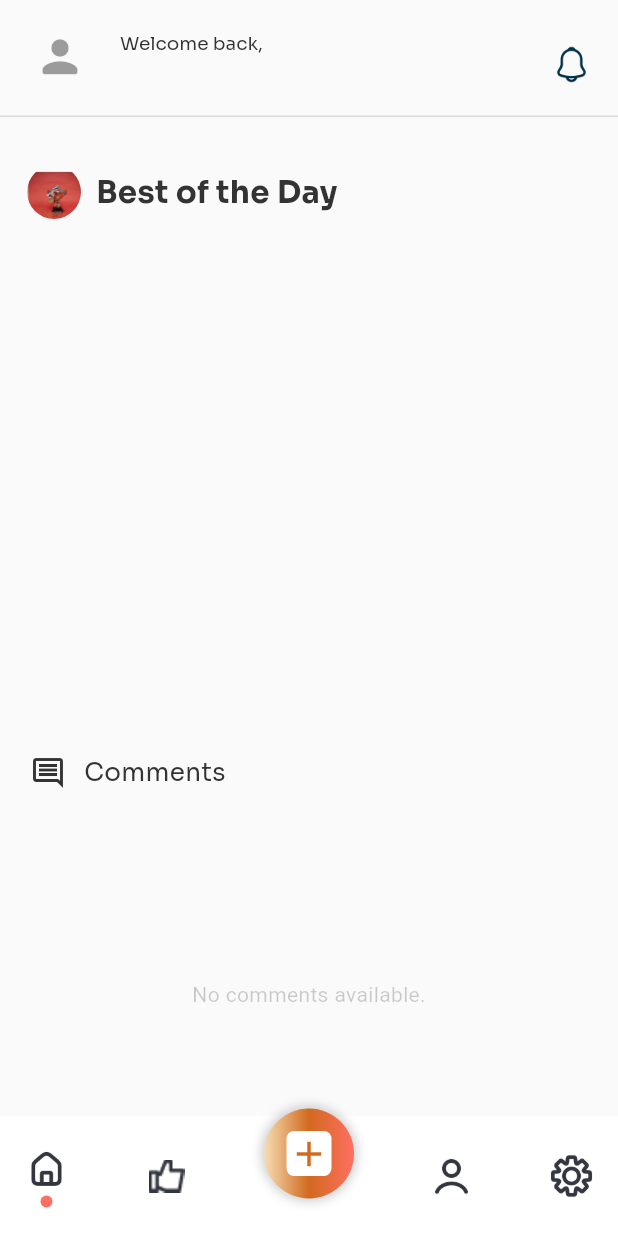
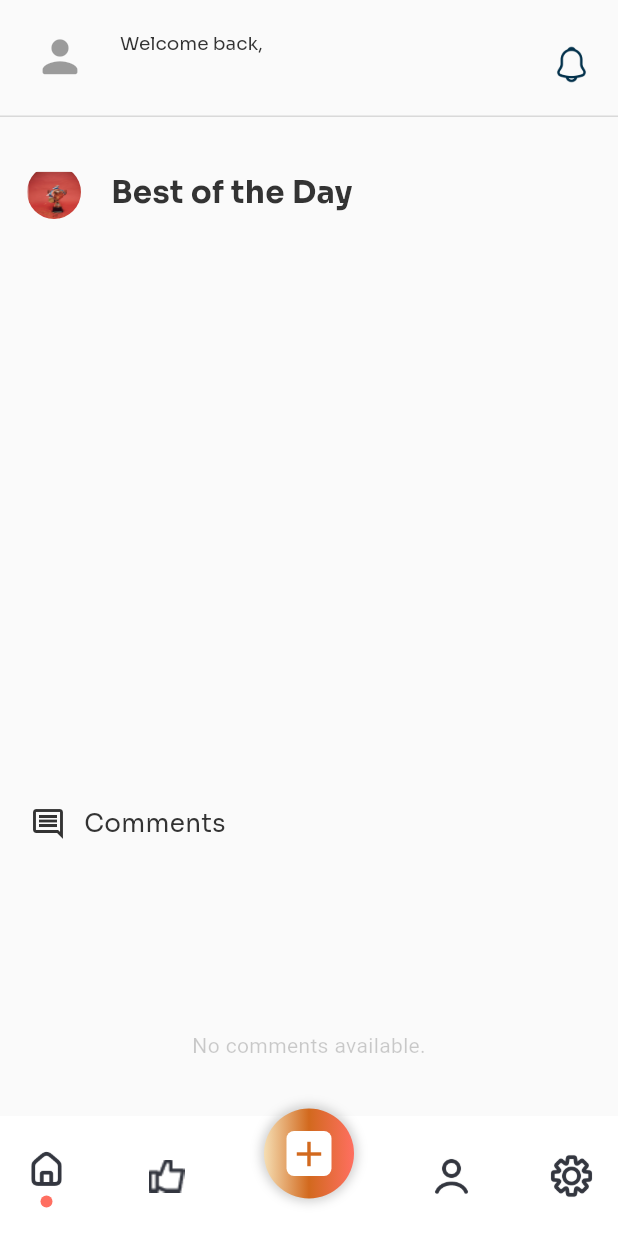
Before and after one commit to jansencruz23/archify, a Flutter app: the screen it shows once a user with an empty profile is signed in, on a phone screen of 412 x 824 dp. Run offline on Flutter 3.47's test engine with Material 3 defaults, Android fonts, the phone set to English and light mode, and no system bars; drawn by our look-alikes of carousel_slider, getwidget; our stand-ins replace animated_splash_screen, cloud_firestore, dio, firebase_auth, firebase_core, firebase_messaging and 7 more; missing offline and left inert: gal, mobile_scanner, rate_my_app; accounts and stored records are empty.

Commit message:
:lipstick: Enhance home page  design

```diff
--- a/lib/components/my_nickname_and_avatar_dialog.dart
+++ b/lib/components/my_nickname_and_avatar_dialog.dart
@@ -188,7 +188,7 @@ class _MyNicknameAndAvatarDialogState extends State<MyNicknameAndAvatarDialog> {
                 ),
               ),
               Transform.translate(
-                offset: Offset(0, 40),
+                offset: Offset(0, 20),
                 child: SizedBox(
                   width: 275,
                   height: 50,
@@ -304,7 +304,6 @@ class _MyNicknameAndAvatarDialogState extends State<MyNicknameAndAvatarDialog> {
                   ),
                 ),
               ),
-
             ],
           ),
         ),
--- a/lib/pages/home_page.dart
+++ b/lib/pages/home_page.dart
@@ -499,7 +499,7 @@ class _HomePageState extends State<HomePage> with TickerProviderStateMixin {
                         children: [
                           Padding(
                             padding:
-                                const EdgeInsets.fromLTRB(8.0, 30.0, 8.0, 8.0),
+                                const EdgeInsets.fromLTRB(8.0, 30.0, 8.0, 25.0),
                             child: Row(
                               children: [
                                 const SizedBox(width: 10),
@@ -510,7 +510,7 @@ class _HomePageState extends State<HomePage> with TickerProviderStateMixin {
                                   width: 36,
                                   height: 36,
                                 ),
-                                const SizedBox(width: 10),
+                                const SizedBox(width: 20),
                                 Text(
                                   'Best of the Day',
                                   style: TextStyle(
@@ -573,7 +573,7 @@ class _HomePageState extends State<HomePage> with TickerProviderStateMixin {
 
                           //View Comment Icon
                           Padding(
-                            padding: const EdgeInsets.all(8.0),
+                            padding: const EdgeInsets.fromLTRB(8.0, 25, 8, 8),
                             child: Row(
                               mainAxisAlignment: MainAxisAlignment.start,
                               children: [
```
